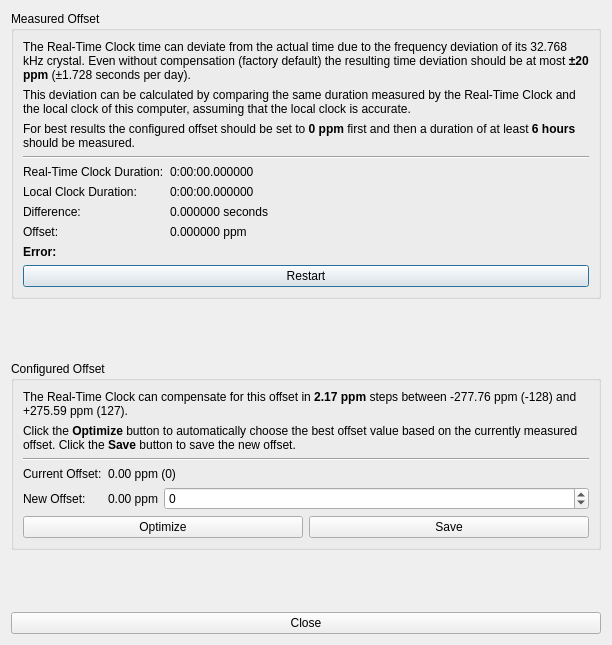
Tinkerforge/brickv, file src/brickv/plugin_system/plugins/real_time_clock/ui/calibration.ui: the form before one commit.
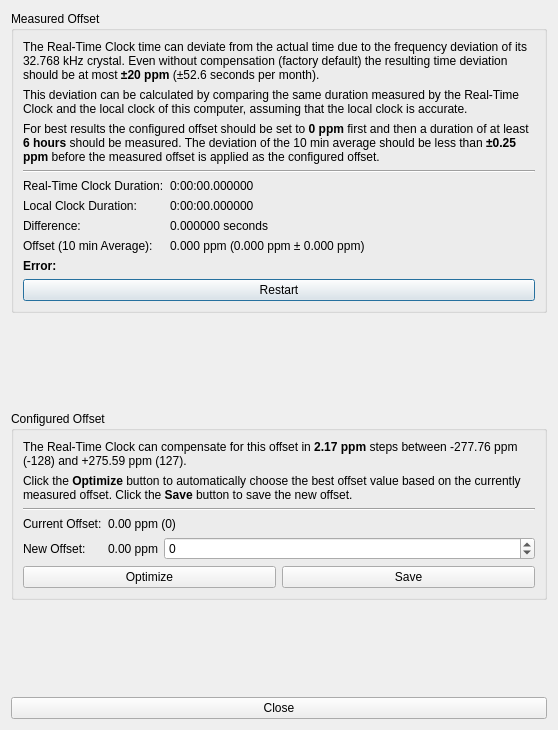
The form after the commit.

Commit message: rtc: Show 10 min offset average on calibration dialog

```diff
--- a/src/brickv/plugin_system/plugins/real_time_clock/ui/calibration.ui
+++ b/src/brickv/plugin_system/plugins/real_time_clock/ui/calibration.ui
@@ -6,8 +6,8 @@
    <rect>
     <x>0</x>
     <y>0</y>
-    <width>612</width>
-    <height>645</height>
+    <width>558</width>
+    <height>730</height>
    </rect>
   </property>
   <property name="windowTitle">
@@ -39,7 +39,7 @@
         <item row="0" column="0" colspan="2">
          <widget class="QLabel" name="label_3">
           <property name="text">
-           <string>The Real-Time Clock time can deviate from the actual time due to the frequency deviation of its 32.768 kHz crystal. Even without compensation (factory default) the resulting time deviation should be at most &lt;b&gt;±20 ppm&lt;/b&gt; (±1.728 seconds per day).</string>
+           <string>The Real-Time Clock time can deviate from the actual time due to the frequency deviation of its 32.768 kHz crystal. Even without compensation (factory default) the resulting time deviation should be at most &lt;b&gt;±20 ppm&lt;/b&gt; (±52.6 seconds per month).</string>
           </property>
           <property name="wordWrap">
            <bool>true</bool>
@@ -69,14 +69,14 @@
         <item row="7" column="0">
          <widget class="QLabel" name="label_6">
           <property name="text">
-           <string>Offset:</string>
+           <string>Offset (10 min Average):</string>
           </property>
          </widget>
         </item>
         <item row="7" column="1">
          <widget class="QLabel" name="label_measured_offset">
           <property name="text">
-           <string>0.000000 ppm</string>
+           <string>0.000 ppm (0.000 ppm ± 0.000 ppm)</string>
           </property>
          </widget>
         </item>
@@ -147,7 +147,7 @@
         <item row="2" column="0" colspan="2">
          <widget class="QLabel" name="label_4">
           <property name="text">
-           <string>For best results the configured offset should be set to &lt;b&gt;0 ppm&lt;/b&gt; first and then a duration of at least &lt;b&gt;6 hours&lt;/b&gt; should be measured.</string>
+           <string>For best results the configured offset should be set to &lt;b&gt;0 ppm&lt;/b&gt; first and then a duration of at least &lt;b&gt;6 hours&lt;/b&gt; should be measured. The deviation of the 10 min average should be less than &lt;b&gt;±0.25 ppm&lt;/b&gt; before the measured offset is applied as the configured offset.</string>
           </property>
           <property name="wordWrap">
            <bool>true</bool>
```
The commit also changes 1 other file.
